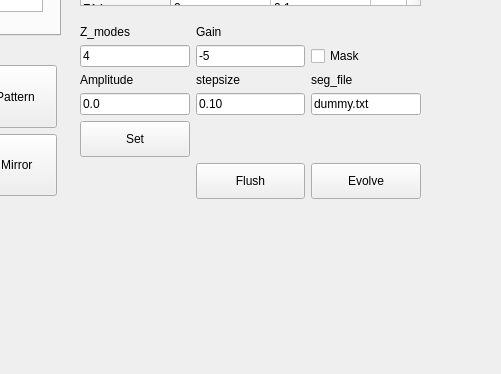
The window that modules/BMC_multicorrection/BMC_multicorrection_design.ui (Huanglab-ucsf/InControl) describes before a commit, drawn with Qt 5; both pictures show x 530 to 1031 and y 365 to 739 of the 1152 by 739 pixel window.
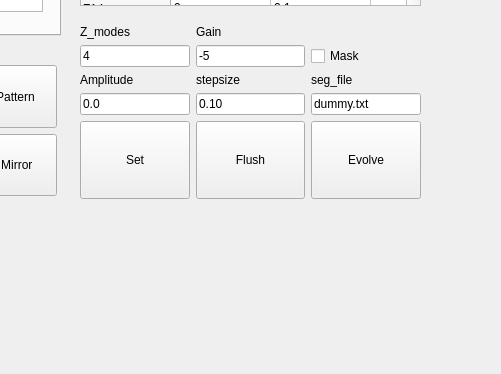
The same window after the commit.

What changed in the file:
```diff
--- a/modules/BMC_multicorrection/BMC_multicorrection_design.ui
+++ b/modules/BMC_multicorrection/BMC_multicorrection_design.ui
@@ -566,19 +566,6 @@
        </property>
       </widget>
      </item>
-     <item row="5" column="1">
-      <widget class="QPushButton" name="pushButton_flush">
-       <property name="sizePolicy">
-        <sizepolicy hsizetype="Expanding" vsizetype="Expanding">
-         <horstretch>0</horstretch>
-         <verstretch>0</verstretch>
-        </sizepolicy>
-       </property>
-       <property name="text">
-        <string>Flush</string>
-       </property>
-      </widget>
-     </item>
      <item row="2" column="2">
       <widget class="QLabel" name="label_segfile">
        <property name="text">
@@ -599,19 +586,6 @@
        </property>
       </widget>
      </item>
-     <item row="5" column="2">
-      <widget class="QPushButton" name="pushButton_evolve">
-       <property name="sizePolicy">
-        <sizepolicy hsizetype="Expanding" vsizetype="Expanding">
-         <horstretch>0</horstretch>
-         <verstretch>0</verstretch>
-        </sizepolicy>
-       </property>
-       <property name="text">
-        <string>Evolve</string>
-       </property>
-      </widget>
-     </item>
      <item row="1" column="0">
       <widget class="QLineEdit" name="lineEdit_zmode">
        <property name="sizePolicy">
@@ -705,6 +679,32 @@
        </property>
       </widget>
      </item>
+     <item row="4" column="1">
+      <widget class="QPushButton" name="pushButton_flush">
+       <property name="sizePolicy">
+        <sizepolicy hsizetype="Expanding" vsizetype="Expanding">
+         <horstretch>0</horstretch>
+         <verstretch>0</verstretch>
+        </sizepolicy>
+       </property>
+       <property name="text">
+        <string>Flush</string>
+       </property>
+      </widget>
+     </item>
+     <item row="4" column="2">
+      <widget class="QPushButton" name="pushButton_evolve">
+       <property name="sizePolicy">
+        <sizepolicy hsizetype="Expanding" vsizetype="Expanding">
+         <horstretch>0</horstretch>
+         <verstretch>0</verstretch>
+        </sizepolicy>
+       </property>
+       <property name="text">
+        <string>Evolve</string>
+       </property>
+      </widget>
+     </item>
     </layout>
    </widget>
    <widget class="QWidget" name="gridLayoutWidget">
```
Left out of the diff: 6 changed lines with no effect on the pictures.
